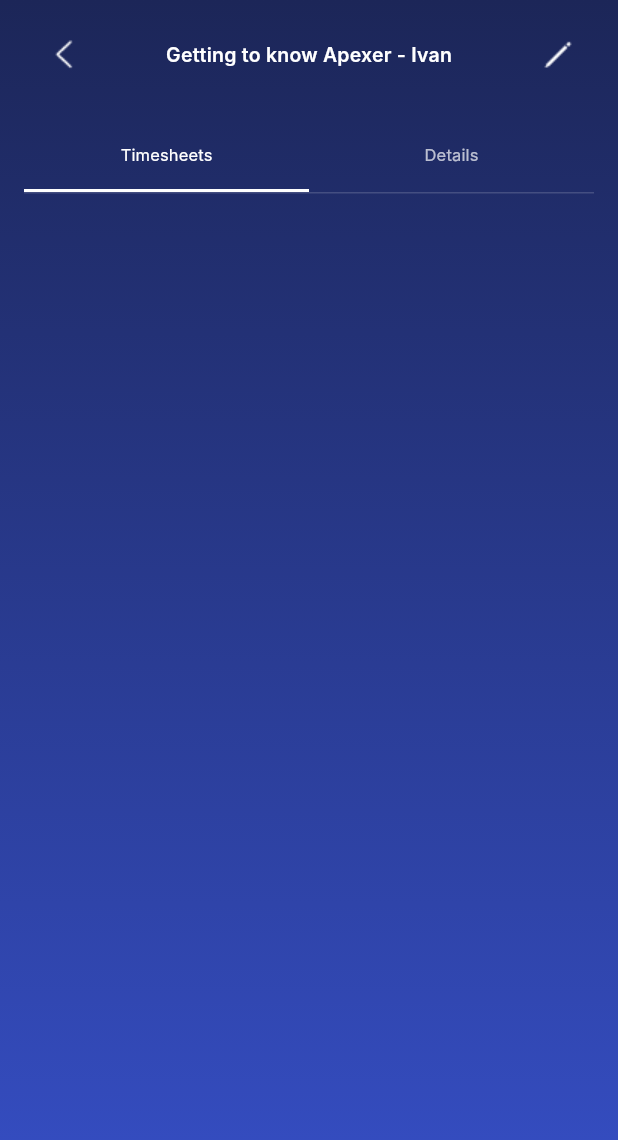
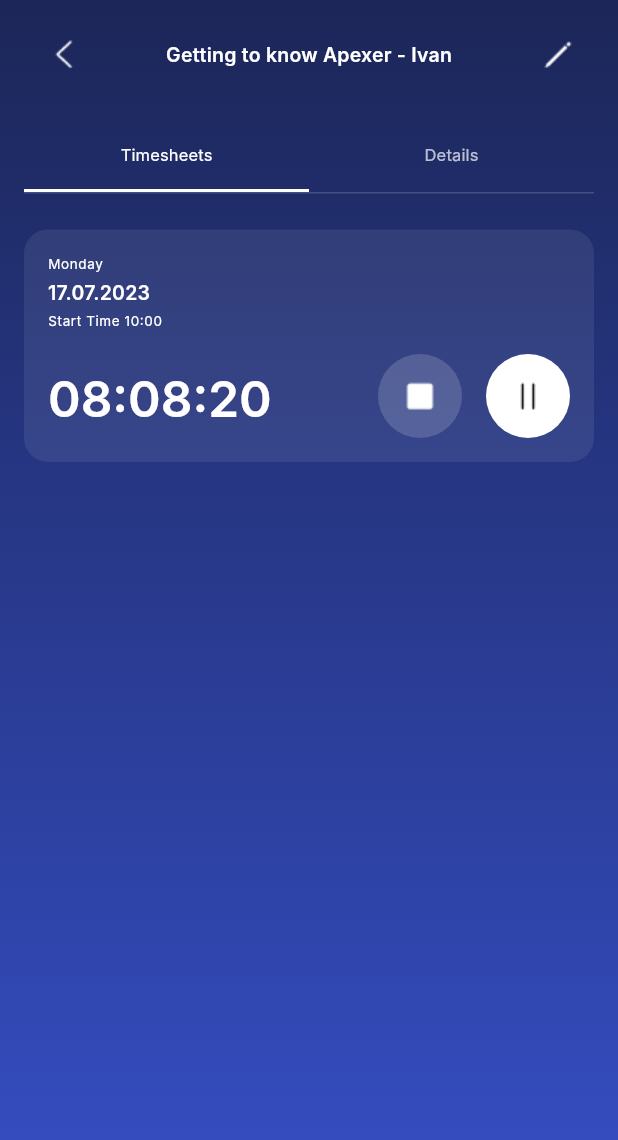
Before and after one commit to AlexEduV/apexive_test_timers_flutter, a Flutter app: the TaskDetailsPage screen opened by its route, on a phone screen of 412 x 824 dp. Shown: the top 1140 px of the screen. Run offline on Flutter 3.47's test engine with Material 2 defaults, Android fonts, the phone set to English and light mode, and no system bars; Roboto replaces fonts that are missing (Inter).

Commit message:
working on the timesheets tab;

```diff
--- a/apexive_senior_flutter_engineer_timers_test/lib/pages/task_details_page.dart
+++ b/apexive_senior_flutter_engineer_timers_test/lib/pages/task_details_page.dart
@@ -1,5 +1,6 @@
 
 import 'package:apexive_senior_flutter_engineer_timers_test/ui/custom_app_bar.dart';
+import 'package:apexive_senior_flutter_engineer_timers_test/ui/round_button.dart';
 import 'package:flutter/material.dart';
 
 import '../style/typography.dart';
@@ -101,10 +102,99 @@ class _TaskDetailsPageState extends State<TaskDetailsPage> {
     //timesheets view
     if (selectedIndex == 0) {
 
-      //task detail view
+      return Column(
+        children: [
 
-      //completed records listview
-      //description & edit button
+          //task detail view
+          Container(
+            decoration: BoxDecoration(
+              borderRadius: BorderRadius.circular(16),
+              color: Colors.white.withOpacity(.08),
+            ),
+            padding: const EdgeInsets.all(16),
+            margin: const EdgeInsets.only(bottom: 8, top: 16),
+
+            child: Column(
+              crossAxisAlignment: CrossAxisAlignment.start,
+              children: [
+
+                Row(
+                  children: [
+                    Text(
+                      'Monday',
+                      style: TypographyStyles.getBodySmall(),
+                    ),
+                  ],
+                ),
+
+                const SizedBox(height: 4,),
+
+                Row(
+                  children: [
+                    Text(
+                      '17.07.2023',
+                      style: TypographyStyles.getTitleMedium(),
+                    ),
+                  ],
+                ),
+
+                const SizedBox(height: 4,),
+
+                Row(
+                  children: [
+                    Text(
+                      'Start Time 10:00',
+                      style: TypographyStyles.getBodySmall(),
+                    ),
+                  ],
+                ),
+
+                const SizedBox(height: 16,),
+
+                Row(
+                  mainAxisAlignment: MainAxisAlignment.spaceBetween,
+                  children: [
+                    Text(
+                      '08:08:20',
+                      style: TypographyStyles.getDisplaySmall(),
+                    ),
+
+                    Row(
+                      children: [
+
+                        //stop button
+                        RoundButton(
+                          backgroundColor: Colors.white.withOpacity(.16),
+                          tintColor: Colors.white,
+                          iconSource: 'assets/images/stop_fill.png',
+                          onButtonPressed: onStopButtonPressed
+                        ),
+
+                        const SizedBox(width: 16,),
+
+                        //pause button
+                        RoundButton(
+                          backgroundColor: Colors.white,
+                          tintColor: Colors.black,
+                          iconSource: 'assets/images/pause-1.png',
+                          onButtonPressed: onPauseButtonPressed,
+                        ),
+
+
+                      ],
+                    ),
+                  ],
+                ),
+              ],
+            ),
+          ),
+
+          //completed records listview
+          //description & edit button
+
+
+        ],
+      );
 
     }
     //details view
@@ -129,4 +219,12 @@ class _TaskDetailsPageState extends State<TaskDetailsPage> {
 
   }
 
+  void onStopButtonPressed() {
+
+  }
+
+  void onPauseButtonPressed() {
+
+  }
+
 }
--- a/apexive_senior_flutter_engineer_timers_test/lib/style/typography.dart
+++ b/apexive_senior_flutter_engineer_timers_test/lib/style/typography.dart
@@ -7,6 +7,17 @@ class TypographyStyles {
 
   //custom offset from the original design to adjust for the different screen sizes
   static const fontSizeOffset = -3.0;
+
+  static TextStyle getDisplaySmall({Color specifiedColor = defaultColor}) {
+    return
+      TextStyle(
+          fontSize: 36.0 + fontSizeOffset,
+          fontWeight: FontWeight.w600,
+          height: lineHeight,
+          fontFamily: 'Inter',
+          color: specifiedColor,
+      );
+  }
 
   static TextStyle getHeadlineLarge({Color specifiedColor = defaultColor}) {
     return
@@ -79,6 +90,18 @@ class TypographyStyles {
       );
   }
 
+  static TextStyle getBodySmall({Color specifiedColor = defaultColor}) {
+    return
+      TextStyle(
+        fontSize: 12.0 + fontSizeOffset,
+        fontWeight: FontWeight.w400,
+        height: lineHeight,
+        fontFamily: 'Inter',
+        color: specifiedColor,
+        letterSpacing: 0.4,
+      );
+  }
+
   static TextStyle getBottomNavigationNormal({Color specifiedColor = defaultColor})
   {
     return
--- /dev/null
+++ b/apexive_senior_flutter_engineer_timers_test/lib/ui/round_button.dart
@@ -0,0 +1,40 @@
+
+import 'package:flutter/material.dart';
+
+class RoundButton extends StatelessWidget {
+
+  final Color backgroundColor;
+  final Color tintColor;
+  final String iconSource;
+  final Function() onButtonPressed;
+
+
+  RoundButton({
+    super.key,
+    required this.backgroundColor,
+    required this.tintColor,
+    required this.iconSource,
+    required this.onButtonPressed,
+  });
+
+  @override
+  Widget build(BuildContext context) {
+    return Container(
+      padding: const EdgeInsets.all(4.0),
+      decoration: BoxDecoration(
+        borderRadius: BorderRadius.circular(64.0),
+        color: backgroundColor,
+      ),
+      child: IconButton(
+        icon: Image.asset(
+          iconSource,
+          color: tintColor,
+          height: 24,
+          width: 24,
+        ),
+        onPressed: onButtonPressed,
+      ),
+    );
+  }
+
+}
```
